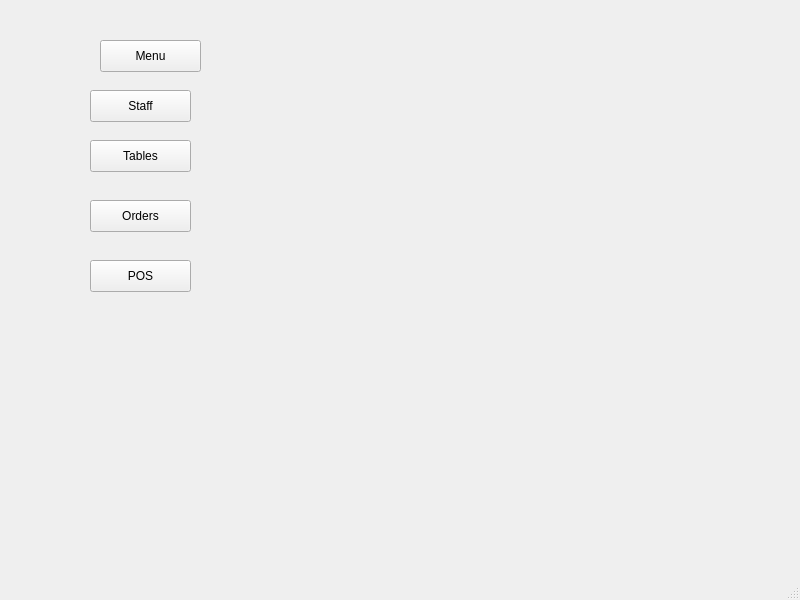
This is RMS_qt/mainwindow.ui in dev-pratik02/RMS as Qt 5 draws it before an edit. The edited form follows.
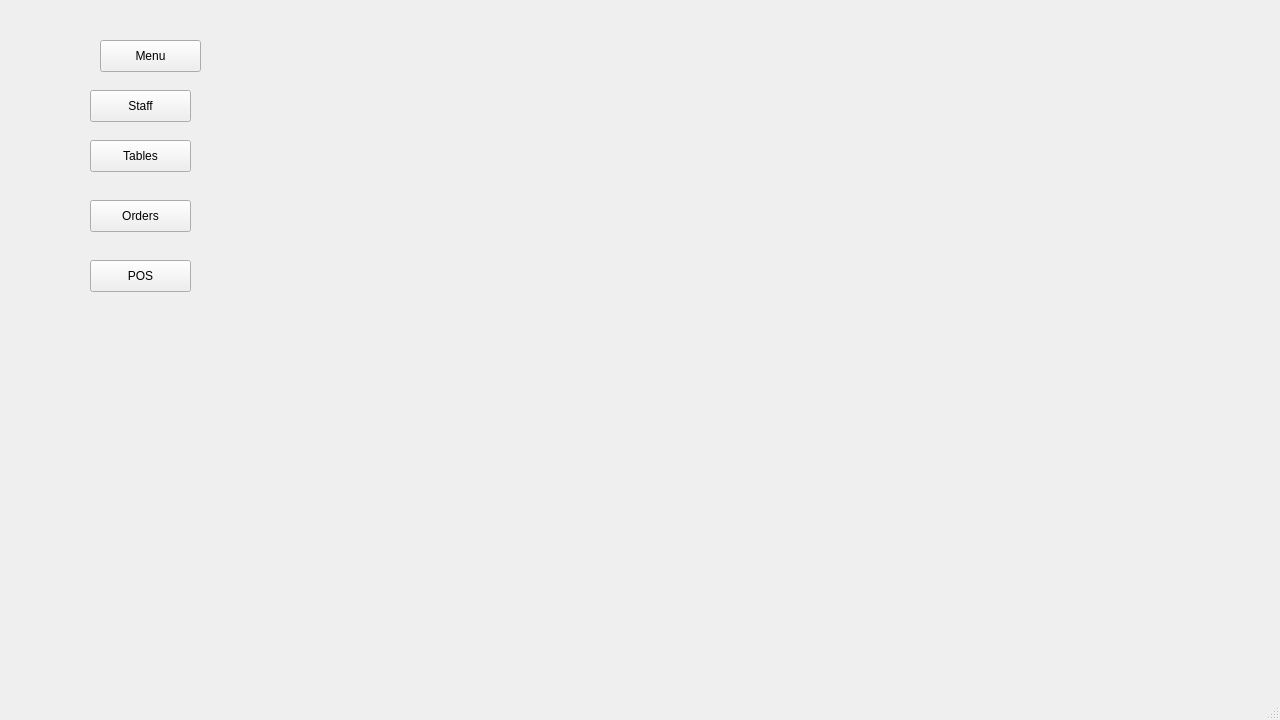
This is the edited form.

The edit to the form file:
```diff
--- a/RMS_qt/mainwindow.ui
+++ b/RMS_qt/mainwindow.ui
@@ -6,8 +6,8 @@
    <rect>
     <x>0</x>
     <y>0</y>
-    <width>800</width>
-    <height>600</height>
+    <width>1280</width>
+    <height>720</height>
    </rect>
   </property>
   <property name="windowTitle">
```
Left out of the diff: 2 changed lines with no effect on the pictures.
